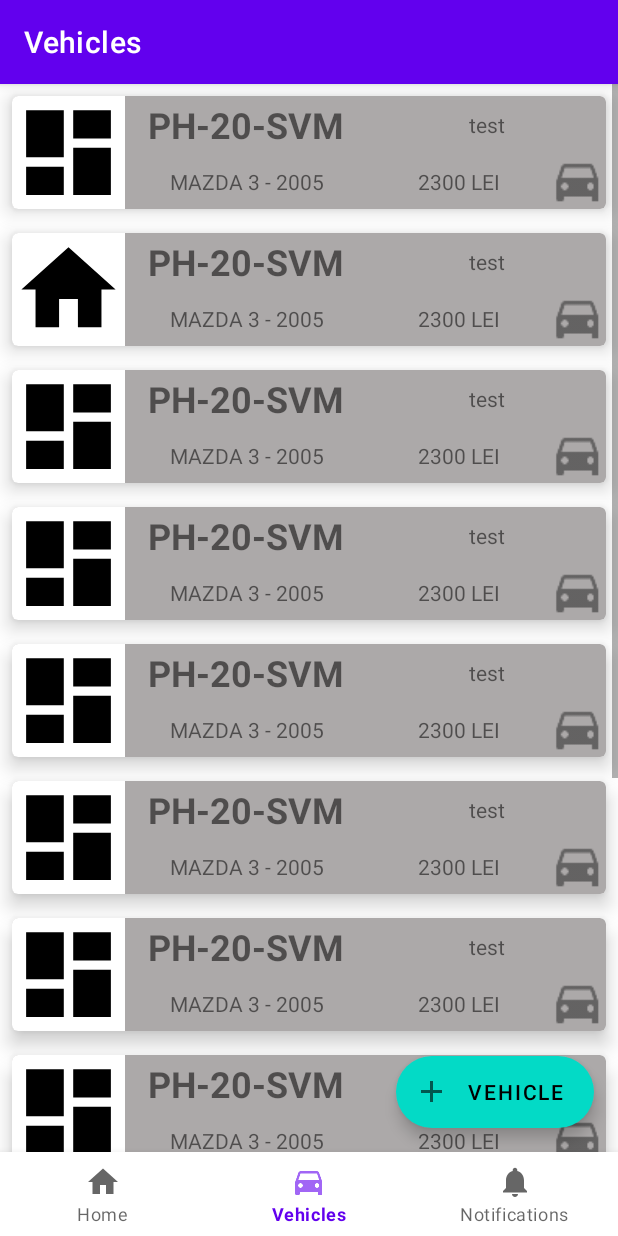
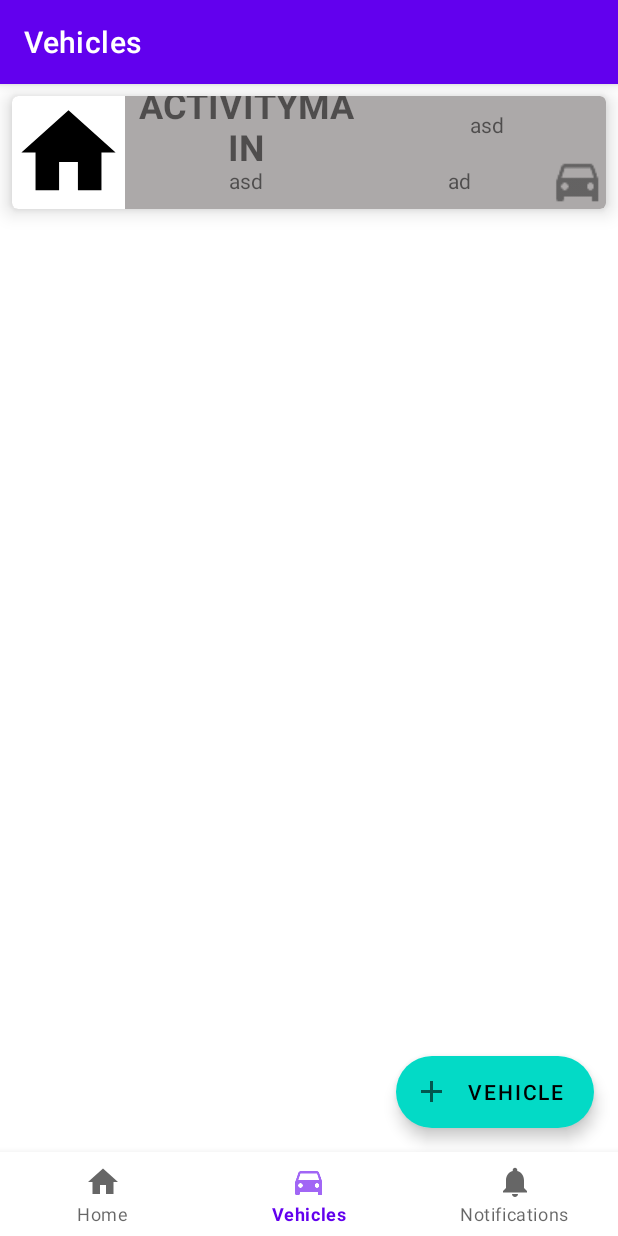
Before and after one commit to vladutstoica/VehicleBulletin, an Android app: the screen it shows after launch (MainActivity), item 2 of the bottom bar chosen, on a phone screen of 412 x 824 dp. Run offline under Robolectric (Android 15) with nearby library versions, the phone set to English and light mode, and no system bars; our stand-ins replace navigation-ui.

Commit message:
now fab insert cardview to fragment

```diff
--- a/app/src/main/java/com/shto/vehiclebulletin/MainActivity.java
+++ b/app/src/main/java/com/shto/vehiclebulletin/MainActivity.java
@@ -3,6 +3,7 @@ package com.shto.vehiclebulletin;
 import android.os.Bundle;
 
 import com.google.android.material.bottomnavigation.BottomNavigationView;
+import com.shto.vehiclebulletin.ui.vehicles.Vehicles;
 
 import androidx.appcompat.app.AppCompatActivity;
 import androidx.navigation.NavController;
@@ -24,6 +25,8 @@ public class MainActivity extends AppCompatActivity {
                 R.id.navigation_home, R.id.navigation_vehicles, R.id.navigation_notifications)
                 .build();
 
+        Vehicles.test.add(new Vehicles("ActivityMain","asd","asd","ad", R.drawable.ic_home_black_24dp));
+
         //FragmentContainerView using findNavController
         //https://stackoverflow.com/questions/59275009/fragmentcontainerview-using-findnavcontroller
         //NavController navController = getSupportFragmentManager().findFragmentById(R.id.nav_host_fragment).find
--- a/app/src/main/java/com/shto/vehiclebulletin/ui/vehicles/Vehicles.java
+++ b/app/src/main/java/com/shto/vehiclebulletin/ui/vehicles/Vehicles.java
@@ -1,32 +1,32 @@
 package com.shto.vehiclebulletin.ui.vehicles;
 
-import android.widget.ImageView;
-
-import com.shto.vehiclebulletin.R;
+import java.util.ArrayList;
 
 public class Vehicles {
+    public static ArrayList<Vehicles> test = new ArrayList<Vehicles>();
     private String mLicencePlate;
     private String mVehicleModel;
     private String mRenew;
     private String mTotalCost;
     private int mVehicleLogo;
 
-    public static final Vehicles[] vehicles = {
-            new Vehicles("PH-20-SVM", "MAZDA 3 - 2005", "test", "2300 LEI", R.drawable.ic_dashboard_black_24dp),
-            new Vehicles("PH-20-SVM", "MAZDA 3 - 2005", "test", "2300 LEI", R.drawable.ic_home_black_24dp),
-            new Vehicles("PH-20-SVM", "MAZDA 3 - 2005", "test", "2300 LEI", R.drawable.ic_dashboard_black_24dp),
-            new Vehicles("PH-20-SVM", "MAZDA 3 - 2005", "test", "2300 LEI", R.drawable.ic_dashboard_black_24dp),
-            new Vehicles("PH-20-SVM", "MAZDA 3 - 2005", "test", "2300 LEI", R.drawable.ic_dashboard_black_24dp),
-            new Vehicles("PH-20-SVM", "MAZDA 3 - 2005", "test", "2300 LEI", R.drawable.ic_dashboard_black_24dp),
-            new Vehicles("PH-20-SVM", "MAZDA 3 - 2005", "test", "2300 LEI", R.drawable.ic_dashboard_black_24dp),
-            new Vehicles("PH-20-SVM", "MAZDA 3 - 2005", "test", "2300 LEI", R.drawable.ic_dashboard_black_24dp),
-            new Vehicles("PH-20-SVM", "MAZDA 3 - 2005", "test", "2300 LEI", R.drawable.ic_dashboard_black_24dp),
-            new Vehicles("PH-20-SVM", "MAZDA 3 - 2005", "test", "2300 LEI", R.drawable.ic_dashboard_black_24dp),
-            new Vehicles("PH-20-SVM", "MAZDA 3 - 2005", "test", "2300 LEI", R.drawable.ic_dashboard_black_24dp),
-            new Vehicles("PH-20-SVM", "MAZDA 3 - 2005", "test", "2300 LEI", R.drawable.ic_dashboard_black_24dp),
-    };
+    //        test.add(new Vehicles("asd","asd","asd","ad",R.drawable.ic_home_black_24dp));
+//    public static final Vehicles[] vehicles = {
+//            new Vehicles("PH-20-SVM", "MAZDA 3 - 2005", "test", "2300 LEI", R.drawable.ic_dashboard_black_24dp),
+//            new Vehicles("PH-20-SVM", "MAZDA 3 - 2005", "test", "2300 LEI", R.drawable.ic_home_black_24dp),
+//            new Vehicles("PH-20-SVM", "MAZDA 3 - 2005", "test", "2300 LEI", R.drawable.ic_dashboard_black_24dp),
+//            new Vehicles("PH-20-SVM", "MAZDA 3 - 2005", "test", "2300 LEI", R.drawable.ic_dashboard_black_24dp),
+//            new Vehicles("PH-20-SVM", "MAZDA 3 - 2005", "test", "2300 LEI", R.drawable.ic_dashboard_black_24dp),
+//            new Vehicles("PH-20-SVM", "MAZDA 3 - 2005", "test", "2300 LEI", R.drawable.ic_dashboard_black_24dp),
+//            new Vehicles("PH-20-SVM", "MAZDA 3 - 2005", "test", "2300 LEI", R.drawable.ic_dashboard_black_24dp),
+//            new Vehicles("PH-20-SVM", "MAZDA 3 - 2005", "test", "2300 LEI", R.drawable.ic_dashboard_black_24dp),
+//            new Vehicles("PH-20-SVM", "MAZDA 3 - 2005", "test", "2300 LEI", R.drawable.ic_dashboard_black_24dp),
+//            new Vehicles("PH-20-SVM", "MAZDA 3 - 2005", "test", "2300 LEI", R.drawable.ic_dashboard_black_24dp),
+//            new Vehicles("PH-20-SVM", "MAZDA 3 - 2005", "test", "2300 LEI", R.drawable.ic_dashboard_black_24dp),
+//            new Vehicles("PH-20-SVM", "MAZDA 3 - 2005", "test", "2300 LEI", R.drawable.ic_dashboard_black_24dp),
+//    };
 
-    private Vehicles(String mLicencePlate, String mVehicleModel, String mRenew, String mTotalCost, int mVehicleLogo) {
+    public Vehicles(String mLicencePlate, String mVehicleModel, String mRenew, String mTotalCost, int mVehicleLogo) {
         this.mLicencePlate = mLicencePlate;
         this.mVehicleModel = mVehicleModel;
         this.mRenew = mRenew;
--- a/app/src/main/java/com/shto/vehiclebulletin/ui/vehicles/VehiclesFragment.java
+++ b/app/src/main/java/com/shto/vehiclebulletin/ui/vehicles/VehiclesFragment.java
@@ -14,7 +14,6 @@ import androidx.recyclerview.widget.LinearLayoutManager;
 import androidx.recyclerview.widget.RecyclerView;
 
 import com.google.android.material.floatingactionbutton.ExtendedFloatingActionButton;
-import com.google.android.material.floatingactionbutton.FloatingActionButton;
 import com.shto.vehiclebulletin.R;
 
 public class VehiclesFragment extends Fragment {
@@ -45,29 +44,55 @@ public class VehiclesFragment extends Fragment {
         mRecyclerView.setHasFixedSize(true);
 
         //only testing
-        String[] mLicencePlate = new String[Vehicles.vehicles.length];
+//        String[] mLicencePlate = new String[Vehicles.vehicles.length];
+//        for (int i = 0; i < mLicencePlate.length; i++) {
+//            mLicencePlate[i] = Vehicles.vehicles[i].getLicencePlate();
+//        }
+//
+//        String[] mVehicleModel = new String[Vehicles.vehicles.length];
+//        for (int i = 0; i < mVehicleModel.length; i++) {
+//            mVehicleModel[i] = Vehicles.vehicles[i].getVehicleModel();
+//        }
+//
+//        String[] mRenew = new String[Vehicles.vehicles.length];
+//        for (int i = 0; i < mRenew.length; i++) {
+//            mRenew[i] = Vehicles.vehicles[i].getRenew();
+//        }
+//
+//        String[] mTotalCost = new String[Vehicles.vehicles.length];
+//        for (int i = 0; i < mTotalCost.length; i++) {
+//            mTotalCost[i] = Vehicles.vehicles[i].getTotalCost();
+//        }
+//
+//        int[] mVehicleLogo = new int[Vehicles.vehicles.length];
+//        for (int i = 0; i < mVehicleLogo.length; i++) {
+//            mVehicleLogo[i] = Vehicles.vehicles[i].getVehicleLogo();
+//        }
+
+        //only testing ONLTTTT
+        String[] mLicencePlate = new String[Vehicles.test.size()];
         for (int i = 0; i < mLicencePlate.length; i++) {
-            mLicencePlate[i] = Vehicles.vehicles[i].getLicencePlate();
+            mLicencePlate[i] = Vehicles.test.get(i).getLicencePlate();
         }
 
-        String[] mVehicleModel = new String[Vehicles.vehicles.length];
+        String[] mVehicleModel = new String[Vehicles.test.size()];
         for (int i = 0; i < mVehicleModel.length; i++) {
-            mVehicleModel[i] = Vehicles.vehicles[i].getVehicleModel();
+            mVehicleModel[i] = Vehicles.test.get(i).getVehicleModel();
         }
 
-        String[] mRenew = new String[Vehicles.vehicles.length];
+        String[] mRenew = new String[Vehicles.test.size()];
         for (int i = 0; i < mRenew.length; i++) {
-            mRenew[i] = Vehicles.vehicles[i].getRenew();
+            mRenew[i] = Vehicles.test.get(i).getRenew();
         }
 
-        String[] mTotalCost = new String[Vehicles.vehicles.length];
+        String[] mTotalCost = new String[Vehicles.test.size()];
         for (int i = 0; i < mTotalCost.length; i++) {
-            mTotalCost[i] = Vehicles.vehicles[i].getTotalCost();
+            mTotalCost[i] = Vehicles.test.get(i).getTotalCost();
         }
 
-        int[] mVehicleLogo = new int[Vehicles.vehicles.length];
+        int[] mVehicleLogo = new int[Vehicles.test.size()];
         for (int i = 0; i < mVehicleLogo.length; i++) {
-            mVehicleLogo[i] = Vehicles.vehicles[i].getVehicleLogo();
+            mVehicleLogo[i] = Vehicles.test.get(i).getVehicleLogo();
         }
 
 
@@ -80,13 +105,18 @@ public class VehiclesFragment extends Fragment {
         mRecyclerView.setAdapter(mAdapter);
 
 
-
+        final int test1 = Vehicles.test.size();
+        //working
         mFab = view.findViewById(R.id.extended_fab);
         mFab.setOnClickListener(new View.OnClickListener() {
             @Override
             public void onClick(View v) {
                 Log.d("FAB", "working fab");
-                Toast.makeText(getContext(),"working", Toast.LENGTH_SHORT).show();
+                Toast.makeText(getContext(),"working " + test1, Toast.LENGTH_SHORT).show();
+
+                Vehicles.test.add(new Vehicles("asd","asd","asd","ad", R.drawable.ic_home_black_24dp));
+                mAdapter.notifyItemInserted(test1);
+                //mAdapter.notifyDataSetChanged();
             }
         });
 
```
